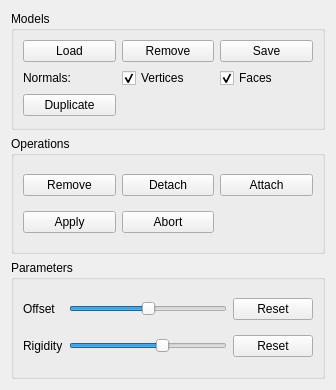
The window that widgets/skinmixer_manager.ui (stefanonuvoli/skinmixer) describes before a commit, drawn with Qt 5.
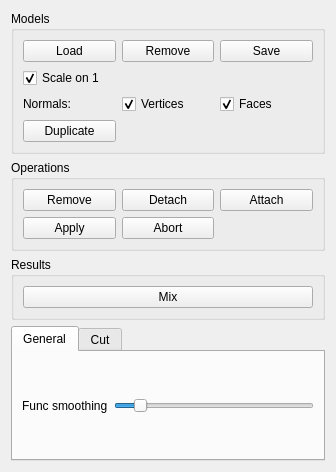
The same window after the commit.

What changed in the file:
```diff
--- a/widgets/skinmixer_manager.ui
+++ b/widgets/skinmixer_manager.ui
@@ -7,7 +7,7 @@
     <x>0</x>
     <y>0</y>
     <width>336</width>
-    <height>390</height>
+    <height>472</height>
    </rect>
   </property>
   <property name="windowTitle">
@@ -20,6 +20,27 @@
       <string>Models</string>
      </property>
      <layout class="QGridLayout" name="gridLayout_3">
+      <item row="3" column="0">
+       <widget class="QPushButton" name="modelDuplicateButton">
+        <property name="text">
+         <string>Duplicate</string>
+        </property>
+       </widget>
+      </item>
+      <item row="2" column="0">
+       <widget class="QLabel" name="normalsLabel">
+        <property name="text">
+         <string>Normals:</string>
+        </property>
+       </widget>
+      </item>
+      <item row="0" column="2">
+       <widget class="QPushButton" name="modelSaveButton">
+        <property name="text">
+         <string>Save</string>
+        </property>
+       </widget>
+      </item>
       <item row="0" column="0">
        <widget class="QPushButton" name="modelLoadButton">
         <property name="text">
@@ -34,14 +55,7 @@
         </property>
        </widget>
       </item>
-      <item row="1" column="0">
-       <widget class="QLabel" name="normalsLabel">
-        <property name="text">
-         <string>Normals:</string>
-        </property>
-       </widget>
-      </item>
-      <item row="1" column="1">
+      <item row="2" column="1">
        <widget class="QCheckBox" name="updateVertexNormalsCheckBox">
         <property name="text">
          <string>Vertices</string>
@@ -51,14 +65,7 @@
         </property>
        </widget>
       </item>
-      <item row="0" column="2">
-       <widget class="QPushButton" name="modelSaveButton">
-        <property name="text">
-         <string>Save</string>
-        </property>
-       </widget>
-      </item>
-      <item row="1" column="2">
+      <item row="2" column="2">
        <widget class="QCheckBox" name="updateFaceNormalsCheckBox">
         <property name="text">
          <string>Faces</string>
@@ -68,10 +75,13 @@
         </property>
        </widget>
       </item>
-      <item row="2" column="0">
-       <widget class="QPushButton" name="modelDuplicateButton">
+      <item row="1" column="0">
+       <widget class="QCheckBox" name="scaleOn1CheckBox">
         <property name="text">
-         <string>Duplicate</string>
+         <string>Scale on 1</string>
+        </property>
+        <property name="checked">
+         <bool>true</bool>
         </property>
        </widget>
       </item>
@@ -128,8 +138,61 @@
    <item>
     <widget class="QGroupBox" name="parametersGroup">
      <property name="title">
-      <string>Parameters</string>
+      <string>Results</string>
      </property>
+     <layout class="QGridLayout" name="gridLayout_4">
+      <item row="0" column="0">
+       <widget class="QPushButton" name="mixButton">
+        <property name="text">
+         <string>Mix</string>
+        </property>
+       </widget>
+      </item>
+     </layout>
+    </widget>
+   </item>
+   <item>
+    <widget class="QTabWidget" name="parametersTabWidget">
+     <property name="enabled">
+      <bool>true</bool>
+     </property>
+     <property name="toolTip">
+      <string/>
+     </property>
+     <property name="accessibleName">
+      <string/>
+     </property>
+     <property name="currentIndex">
+      <number>0</number>
+     </property>
+     <widget class="QWidget" name="generalParametersPage">
+      <attribute name="title">
+       <string>General</string>
+      </attribute>
+      <layout class="QGridLayout" name="gridLayout_5">
+       <item row="0" column="0">
+        <widget class="QLabel" name="functionSmoothingLabel">
+         <property name="text">
+          <string>Func smoothing</string>
+         </property>
+        </widget>
+       </item>
+       <item row="0" column="1">
+        <widget class="QSlider" name="functionSmoothingSlider">
+         <property name="value">
+          <number>10</number>
+         </property>
+         <property name="orientation">
+          <enum>Qt::Horizontal</enum>
+         </property>
+        </widget>
+       </item>
+      </layout>
+     </widget>
+     <widget class="QWidget" name="cutParametersPage">
+      <attribute name="title">
+       <string>Cut</string>
+      </attribute>
      <layout class="QGridLayout" name="gridLayout">
       <item row="1" column="1">
        <widget class="QSlider" name="cutRigiditySlider">
@@ -189,6 +252,7 @@
        </widget>
       </item>
      </layout>
+     </widget>
     </widget>
    </item>
   </layout>
```
Left out of the diff: 36 changed lines with no effect on the pictures. Lines whose indentation alone changed are shown as unchanged.
